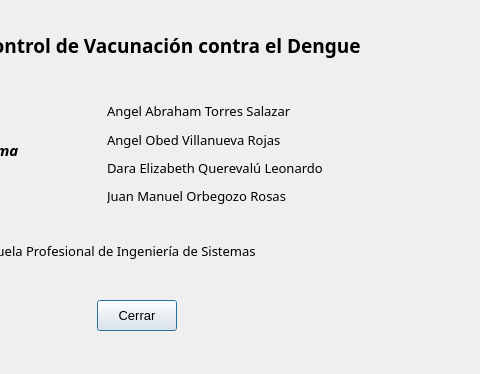
Before: the Qt Designer form PAF_GUI/PAF_GRAFICA/gui/aboutgui.ui in JMOrbegoso/USS-2021-II-PP, drawn with Qt 5; both pictures show x 243 to 723 and y 0 to 374 of the 723 by 374 pixel window.
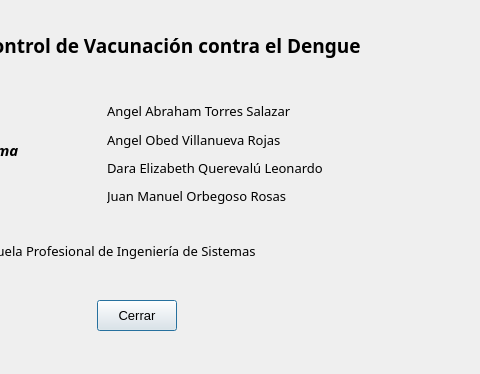
After: the same form once the commit is applied.

What changed in the file:
```diff
--- a/PAF_GUI/PAF_GRAFICA/gui/aboutgui.ui
+++ b/PAF_GUI/PAF_GRAFICA/gui/aboutgui.ui
@@ -113,7 +113,7 @@
        </font>
       </property>
       <property name="text">
-       <string>Juan Manuel Orbegozo Rosas</string>
+       <string>Juan Manuel Orbegoso Rosas</string>
       </property>
      </widget>
     </item>
```
